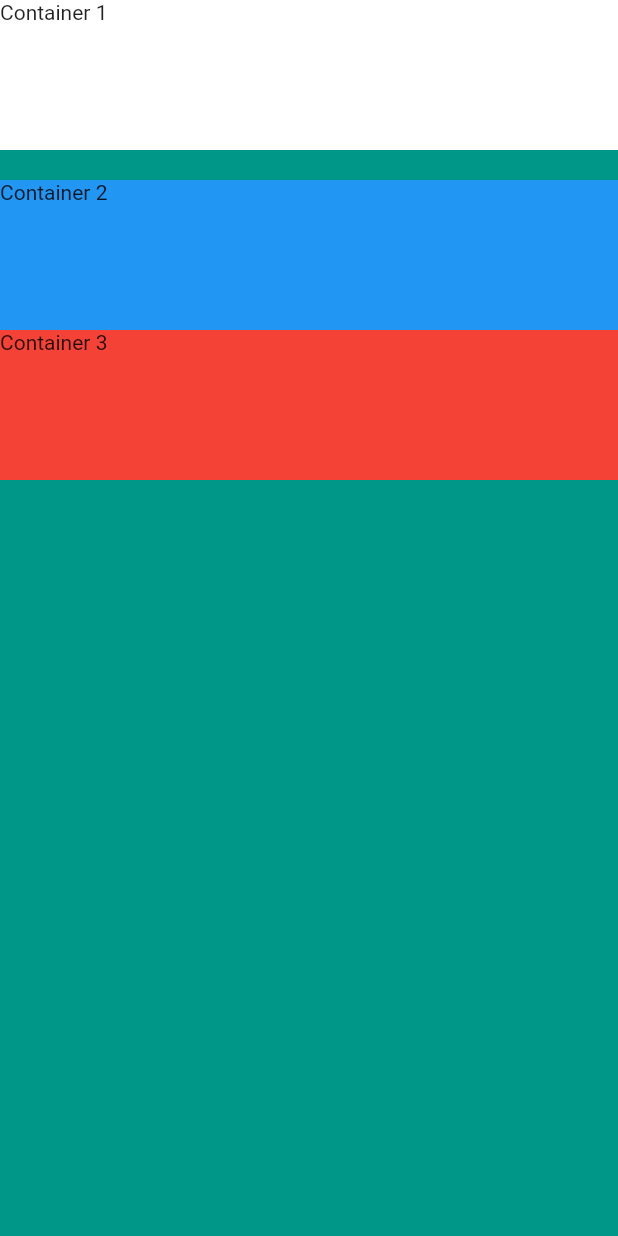
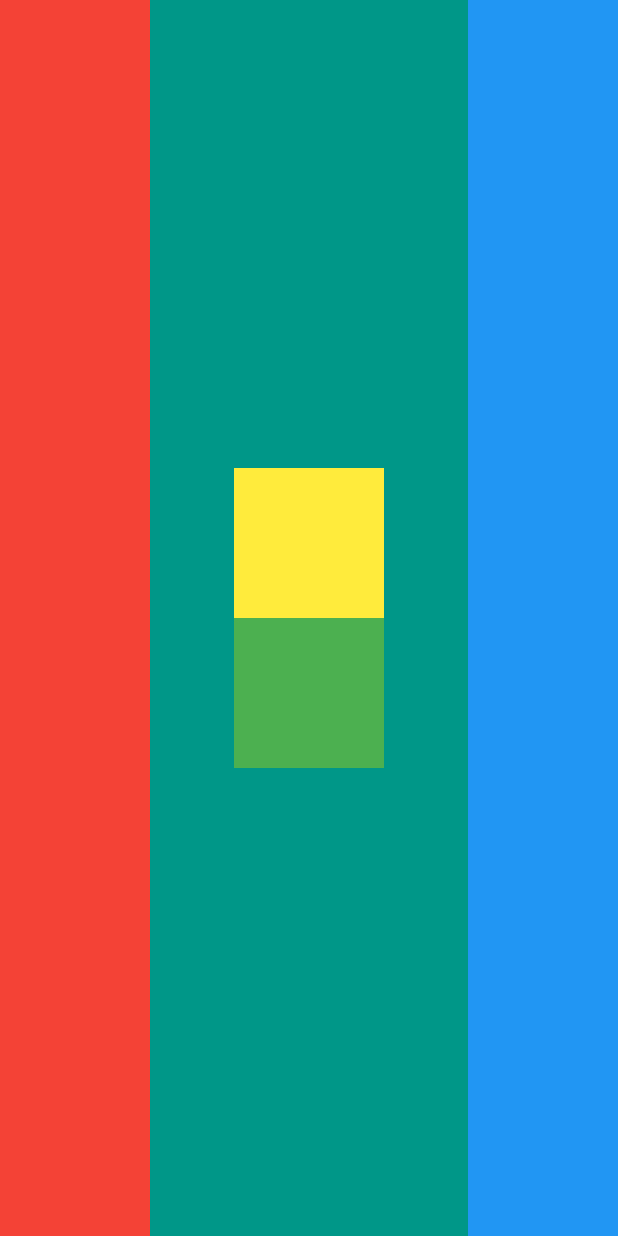
Before and after one commit to alemohamad/flutter-appbrewery, a Flutter app: the screen it shows after launch, on a phone screen of 412 x 824 dp. Run offline on Flutter 3.47's test engine with Material 2 defaults, Android fonts, the phone set to English and light mode, and no system bars.

Commit message:
Challenge for Column and Row

```diff
--- a/mi_card_flutter/lib/main.dart
+++ b/mi_card_flutter/lib/main.dart
@@ -11,43 +11,33 @@
       home: Scaffold(
         backgroundColor: Colors.teal,
         body: SafeArea(
-          child: Column(
-            // Column or Row
-//            mainAxisSize: MainAxisSize.min,
-//            verticalDirection: VerticalDirection.up,
-//            verticalDirection: VerticalDirection.down,
-//            mainAxisAlignment: MainAxisAlignment.center,
-//            mainAxisAlignment: MainAxisAlignment.spaceEvenly,
-//            mainAxisAlignment: MainAxisAlignment.spaceBetween,
-//            crossAxisAlignment: CrossAxisAlignment.end,
+          child: Row(
+            mainAxisAlignment: MainAxisAlignment.spaceBetween,
             crossAxisAlignment: CrossAxisAlignment.stretch,
             children: <Widget>[
               Container(
                 width: 100.0,
-                height: 100.0,
-                color: Colors.white,
-                child: Text('Container 1'),
+                color: Colors.red,
               ),
-              SizedBox(
-                height: 20.0,
-                // this can be used to separate elements
+              Column(
+                mainAxisAlignment: MainAxisAlignment.center,
+                children: <Widget>[
+                  Container(
+                    width: 100.0,
+                    height: 100.0,
+                    color: Colors.yellow,
+                  ),
+                  Container(
+                    width: 100.0,
+                    height: 100.0,
+                    color: Colors.green,
+                  ),
+                ],
               ),
               Container(
                 width: 100.0,
-                height: 100.0,
                 color: Colors.blue,
-                child: Text('Container 2'),
               ),
-              Container(
-                width: 100.0,
-                height: 100.0,
-                color: Colors.red,
-                child: Text('Container 3'),
-              ),
-//              Container(
-              // to use with CrossAxisAlignment.end
-//                width: double.infinity,
-//              ),
             ],
           ),
         ),
@@ -55,5 +45,3 @@
     );
   }
 }
-
-// stless -> Stateless Widget snippet
```
